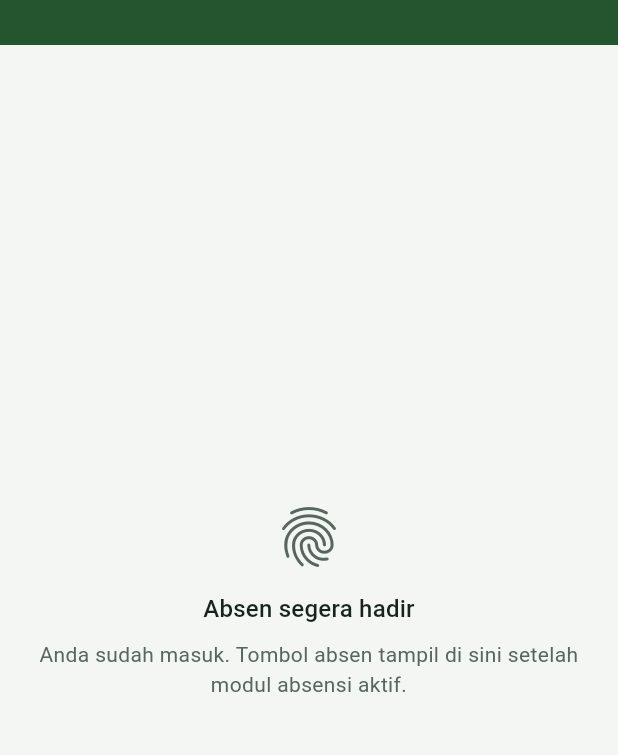
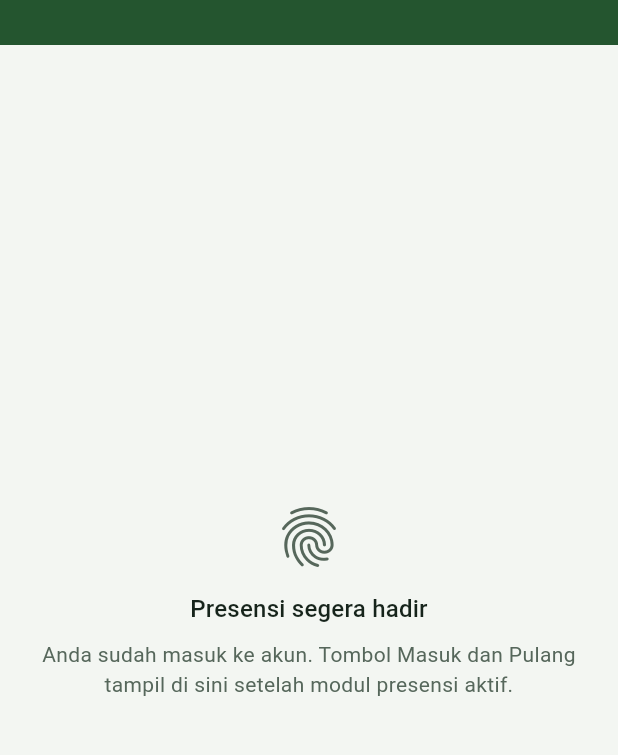
Before and after one commit to masyasin/pakis, a Flutter app: the HomeScreen screen opened by its route, on a phone screen of 412 x 824 dp, the part 81-836 px from its top. Run offline on Flutter 3.47's test engine with Material 3 defaults, Android fonts, the phone set to English and light mode, and no system bars; our stand-ins replace camera, connectivity_plus, dio, flutter_image_compress, flutter_riverpod, flutter_secure_storage and 4 more; missing offline and left inert: sqlite3; accounts and stored records are empty; network calls fail.

Commit message:
feat(mobile): istilah presensi & "masuk ke akun" di teks Pakis Pro [T-032]
Keputusan Mas 16 Nov 2026 (docs/12): teks UI memakai "presensi" sebagai
pengganti "absen"/"absensi", kecuali label status "Tidak absen pulang".
Tombol presensi nanti "Masuk"/"Pulang"; karena "Masuk" juga berarti login,
pesan sesi memakai "masuk ke akun" / "masuk lagi ke akun". Kode galat,
route, dan permission tidak berubah. Aturan dicatat di mobile-pro/CLAUDE.md.

Co-Authored-By: Claude Opus 5.5 <noreply@anthropic.com>

```diff
--- a/mobile-pro/lib/core/api/api_error.dart
+++ b/mobile-pro/lib/core/api/api_error.dart
@@ -13,7 +13,7 @@ import 'package:intl/intl.dart';
 /// dengan layar mobile dan tetap ada ketika jaringan putus sebelum server menjawab.
 enum ApiErrorCode {
   validationFailed('VALIDATION_FAILED', 'Data yang dikirim belum benar. Periksa isian yang ditandai.'),
-  unauthenticated('UNAUTHENTICATED', 'Sesi Anda sudah berakhir. Silakan masuk lagi.'),
+  unauthenticated('UNAUTHENTICATED', 'Sesi Anda sudah berakhir. Silakan masuk lagi ke akun.'),
   invalidCredentials('INVALID_CREDENTIALS', 'Username/email atau password salah.'),
   mfaRequired('MFA_REQUIRED', 'Masukkan kode 6 digit dari aplikasi authenticator.'),
   mfaInvalid('MFA_INVALID', 'Kode authenticator atau kode pemulihan salah.'),
@@ -21,10 +21,10 @@ enum ApiErrorCode {
     'MFA_SETUP_REQUIRED',
     'Akun Anda wajib memakai verifikasi dua langkah. Aktifkan dulu di web: Profil → Keamanan.',
   ),
-  accountLocked('ACCOUNT_LOCKED', 'Akun terkunci sementara karena terlalu banyak percobaan masuk.'),
+  accountLocked('ACCOUNT_LOCKED', 'Akun terkunci sementara karena terlalu banyak percobaan masuk ke akun.'),
   passwordChangeRequired('PASSWORD_CHANGE_REQUIRED', 'Anda wajib mengganti password sebelum melanjutkan.'),
   devicePending('DEVICE_PENDING', 'Perangkat ini menunggu persetujuan admin.'),
-  deviceMismatch('DEVICE_MISMATCH', 'Sesi ini tidak berlaku di perangkat ini. Silakan masuk lagi.'),
+  deviceMismatch('DEVICE_MISMATCH', 'Sesi ini tidak berlaku di perangkat ini. Silakan masuk lagi ke akun.'),
   appUpdateRequired(
     'APP_UPDATE_REQUIRED',
     'Versi Pakis Pro ini sudah tidak didukung. Perbarui aplikasi untuk melanjutkan.',
@@ -34,9 +34,9 @@ enum ApiErrorCode {
   rateLimited('RATE_LIMITED', 'Terlalu banyak permintaan dalam waktu singkat.'),
   stateConflict('STATE_CONFLICT', 'Data sudah berubah. Muat ulang lalu coba lagi.'),
   attendanceNoSchedule('ATTENDANCE_NO_SCHEDULE', 'Tidak ada jadwal kerja untuk Anda hari ini.'),
-  attendanceOutsideWindow('ATTENDANCE_OUTSIDE_WINDOW', 'Sekarang di luar jam absen untuk shift Anda.'),
-  attendanceAlreadyCheckedIn('ATTENDANCE_ALREADY_CHECKED_IN', 'Anda sudah absen masuk hari ini.'),
-  attendanceNotCheckedIn('ATTENDANCE_NOT_CHECKED_IN', 'Anda belum absen masuk hari ini.'),
+  attendanceOutsideWindow('ATTENDANCE_OUTSIDE_WINDOW', 'Sekarang di luar jam presensi untuk shift Anda.'),
+  attendanceAlreadyCheckedIn('ATTENDANCE_ALREADY_CHECKED_IN', 'Presensi masuk Anda hari ini sudah tercatat.'),
+  attendanceNotCheckedIn('ATTENDANCE_NOT_CHECKED_IN', 'Anda belum presensi masuk hari ini.'),
   attendanceOutOfRadius('ATTENDANCE_OUT_OF_RADIUS', 'Anda berada di luar radius lokasi kerja.'),
   attendanceMockLocation(
     'ATTENDANCE_MOCK_LOCATION',
@@ -45,7 +45,7 @@ enum ApiErrorCode {
   attendanceLowAccuracy('ATTENDANCE_LOW_ACCURACY', 'Sinyal GPS lemah. Pindah ke tempat terbuka lalu coba lagi.'),
   attendanceOfflineTooOld(
     'ATTENDANCE_OFFLINE_TOO_OLD',
-    'Absen offline ini sudah terlalu lama tersimpan dan tidak bisa dikirim. Ajukan koreksi absen.',
+    'Presensi offline ini sudah terlalu lama tersimpan dan tidak bisa dikirim. Ajukan koreksi presensi.',
   ),
   correctionDuplicatePending('CORRECTION_DUPLICATE_PENDING', 'Sudah ada koreksi yang menunggu untuk tanggal itu.'),
   correctionNotAllowed('CORRECTION_NOT_ALLOWED', 'Tanggal ini tidak bisa diajukan koreksi.'),
--- a/mobile-pro/lib/core/location/location_service.dart
+++ b/mobile-pro/lib/core/location/location_service.dart
@@ -31,7 +31,7 @@ class LocationProblem implements Exception {
 
   String get message => switch (kind) {
     LocationProblemKind.serviceDisabled => 'GPS (Lokasi) di HP mati. Aktifkan lalu coba lagi.',
-    LocationProblemKind.denied => 'Pakis Pro perlu izin lokasi untuk absen. Pilih "Izinkan" saat diminta.',
+    LocationProblemKind.denied => 'Pakis Pro perlu izin lokasi untuk presensi. Pilih "Izinkan" saat diminta.',
     LocationProblemKind.deniedForever =>
       'Izin lokasi ditolak permanen. Buka Pengaturan → Aplikasi → Pakis Pro → Izin → Lokasi, lalu izinkan.',
     LocationProblemKind.timeout => 'GPS belum mendapat sinyal. Pindah ke tempat terbuka lalu coba lagi.',
--- a/mobile-pro/lib/dev/previews.dart
+++ b/mobile-pro/lib/dev/previews.dart
@@ -91,8 +91,8 @@ class _StatusBadges extends StatelessWidget {
 @Preview(group: 'Komponen', name: 'EmptyState — kosong', size: Size(360, 360), wrapper: lightApp)
 Widget emptyStateEmpty() => Scaffold(
   body: EmptyState(
-    title: 'Belum ada absen',
-    message: 'Riwayat absen Anda akan tampil di sini.',
+    title: 'Belum ada presensi',
+    message: 'Riwayat presensi Anda akan tampil di sini.',
     actionLabel: 'Muat Ulang',
     onAction: () {},
   ),
@@ -182,10 +182,10 @@ class _DemoList extends StatelessWidget {
 
   @override
   Widget build(BuildContext context) => Scaffold(
-    appBar: AppBar(title: const Text('Riwayat Absen')),
+    appBar: AppBar(title: const Text('Riwayat Presensi')),
     body: PagedList<_DemoRow>(
       fetch: _demoFetch,
-      emptyTitle: 'Belum ada absen',
+      emptyTitle: 'Belum ada presensi',
       itemBuilder: (context, row) => ListTile(
         title: Text(row.name),
         subtitle: Text(Fmt.isoDate(row.date)),
--- a/mobile-pro/lib/features/attendance/capture/selfie_camera.dart
+++ b/mobile-pro/lib/features/attendance/capture/selfie_camera.dart
@@ -13,7 +13,7 @@ class CameraProblem implements Exception {
   String get message => switch (kind) {
     CameraProblemKind.noCamera => 'Kamera depan tidak ditemukan di HP ini.',
     CameraProblemKind.denied =>
-      'Pakis Pro perlu izin kamera untuk foto absen. Buka Pengaturan → Aplikasi → Pakis Pro → Izin → Kamera.',
+      'Pakis Pro perlu izin kamera untuk foto presensi. Buka Pengaturan → Aplikasi → Pakis Pro → Izin → Kamera.',
     CameraProblemKind.failed => 'Kamera tidak bisa dibuka. Tutup aplikasi kamera lain lalu coba lagi.',
   };
 }
--- a/mobile-pro/lib/features/auth/device_pending_screen.dart
+++ b/mobile-pro/lib/features/auth/device_pending_screen.dart
@@ -75,7 +75,7 @@ class _DevicePendingScreenState extends ConsumerState<DevicePendingScreen> {
           Icon(Icons.phonelink_lock_outlined, size: 56, color: tokens.primary),
           const SizedBox(height: 12),
           Text(
-            'Satu akun hanya bisa absen dari satu HP. Minta admin atau HRD menyetujui HP ini di menu '
+            'Satu akun hanya bisa presensi dari satu HP. Minta admin atau HRD menyetujui HP ini di menu '
             'Perangkat, lalu ketuk Coba Lagi. HP lama otomatis keluar setelah disetujui.',
             style: text.bodyLarge,
             textAlign: TextAlign.center,
--- a/mobile-pro/lib/features/auth/forgot_password_screen.dart
+++ b/mobile-pro/lib/features/auth/forgot_password_screen.dart
@@ -93,7 +93,7 @@ class _ForgotPasswordScreenState extends ConsumerState<ForgotPasswordScreen> {
                 const SizedBox(height: 8),
                 Text(
                   'Jika akun ditemukan dan emailnya terverifikasi, tautan untuk membuat password baru sudah '
-                  'dikirim. Buka tautan itu, lalu kembali ke sini untuk masuk.',
+                  'dikirim. Buka tautan itu, lalu kembali ke sini untuk masuk ke akun.',
                   style: text.bodyLarge,
                   textAlign: TextAlign.center,
                 ),
--- a/mobile-pro/lib/features/auth/login_screen.dart
+++ b/mobile-pro/lib/features/auth/login_screen.dart
@@ -104,7 +104,7 @@ class _LoginScreenState extends ConsumerState<LoginScreen> {
       title: _needsOtp ? 'Verifikasi dua langkah' : 'Selamat datang',
       subtitle: _needsOtp
           ? 'Satu langkah lagi untuk menjaga akun Anda.'
-          : config?.loginTagline ?? 'Masuk untuk mulai absen hari ini.',
+          : config?.loginTagline ?? 'Masuk untuk mulai presensi hari ini.',
       child: AutofillGroup(
         child: AuthCard(
           children: [
@@ -121,7 +121,9 @@ class _LoginScreenState extends ConsumerState<LoginScreen> {
             ),
             const SizedBox(height: 18),
             if (offline)
-              const FormNotice('Tidak ada koneksi. Memakai pengaturan terakhir yang tersimpan; masuk butuh internet.'),
+              const FormNotice(
+                'Tidak ada koneksi. Memakai pengaturan terakhir yang tersimpan; masuk ke akun butuh internet.',
+              ),
             if (message != null)
               FormNotice(message)
             else if (info != null)
--- a/mobile-pro/lib/features/auth/reset_otp_screen.dart
+++ b/mobile-pro/lib/features/auth/reset_otp_screen.dart
@@ -62,7 +62,7 @@ class _ResetOtpScreenState extends ConsumerState<ResetOtpScreen> {
           .read(passwordRecoveryProvider)
           .resetWithCode(login: login, code: _code.text, password: _password.text, confirmation: _confirmation.text);
       ref.read(forgotLoginProvider.notifier).set(null);
-      ref.read(loginNoticeProvider.notifier).set('Password baru tersimpan. Silakan masuk.');
+      ref.read(loginNoticeProvider.notifier).set('Password baru tersimpan. Silakan masuk ke akun.');
       if (mounted) {
         context.go(Routes.login);
       }
--- a/mobile-pro/lib/features/auth/session.dart
+++ b/mobile-pro/lib/features/auth/session.dart
@@ -66,7 +66,7 @@ final sessionHooksProvider = Provider<SessionHooks>((ref) => SyncSessionHooks(re
 /// Server tidak terjangkau → tetap masuk (absen offline butuh sesi); token ditolak (401) →
 /// [ApiClient.onSessionInvalid] → keluar dengan pesan.
 class SessionController extends AsyncNotifier<SessionState> {
-  static const expiredNotice = 'Sesi Anda sudah berakhir. Silakan masuk lagi.';
+  static const expiredNotice = 'Sesi Anda sudah berakhir. Silakan masuk lagi ke akun.';
 
   @override
   Future<SessionState> build() async {
@@ -101,7 +101,7 @@ class SessionController extends AsyncNotifier<SessionState> {
     return SignedIn(user);
   }
 
-  static const _mismatchNotice = 'Sesi ini tidak berlaku di HP ini lagi. Silakan masuk lagi.';
+  static const _mismatchNotice = 'Sesi ini tidak berlaku di HP ini lagi. Silakan masuk lagi ke akun.';
 
   /// `POST /auth/login` (05 §5.3). Melempar [ApiError] untuk ditampilkan layar Masuk
   /// (`MFA_REQUIRED` → minta kode, `DEVICE_PENDING` → layar menunggu, dst.).
--- a/mobile-pro/lib/features/home/home_screen.dart
+++ b/mobile-pro/lib/features/home/home_screen.dart
@@ -16,7 +16,9 @@ class HomeScreen extends ConsumerWidget {
       context: context,
       builder: (context) => AlertDialog(
         title: const Text('Keluar dari Pakis Pro?'),
-        content: const Text('Anda perlu masuk lagi untuk absen. Absen yang belum terkirim tetap tersimpan di HP.'),
+        content: const Text(
+          'Anda perlu masuk lagi ke akun untuk presensi. Presensi yang belum terkirim tetap tersimpan di HP.',
+        ),
         actions: [
           TextButton(onPressed: () => Navigator.of(context).pop(false), child: const Text('Batal')),
           FilledButton(onPressed: () => Navigator.of(context).pop(true), child: const Text('Keluar')),
@@ -78,8 +80,9 @@ class HomeScreen extends ConsumerWidget {
               const Expanded(
                 child: EmptyState(
                   icon: Icons.fingerprint,
-                  title: 'Absen segera hadir',
-                  message: 'Anda sudah masuk. Tombol absen tampil di sini setelah modul absensi aktif.',
+                  title: 'Presensi segera hadir',
+                  message:
+                      'Anda sudah masuk ke akun. Tombol Masuk dan Pulang tampil di sini setelah modul presensi aktif.',
                 ),
               ),
             ],
```
Also changed, not shown: 4 other files.
